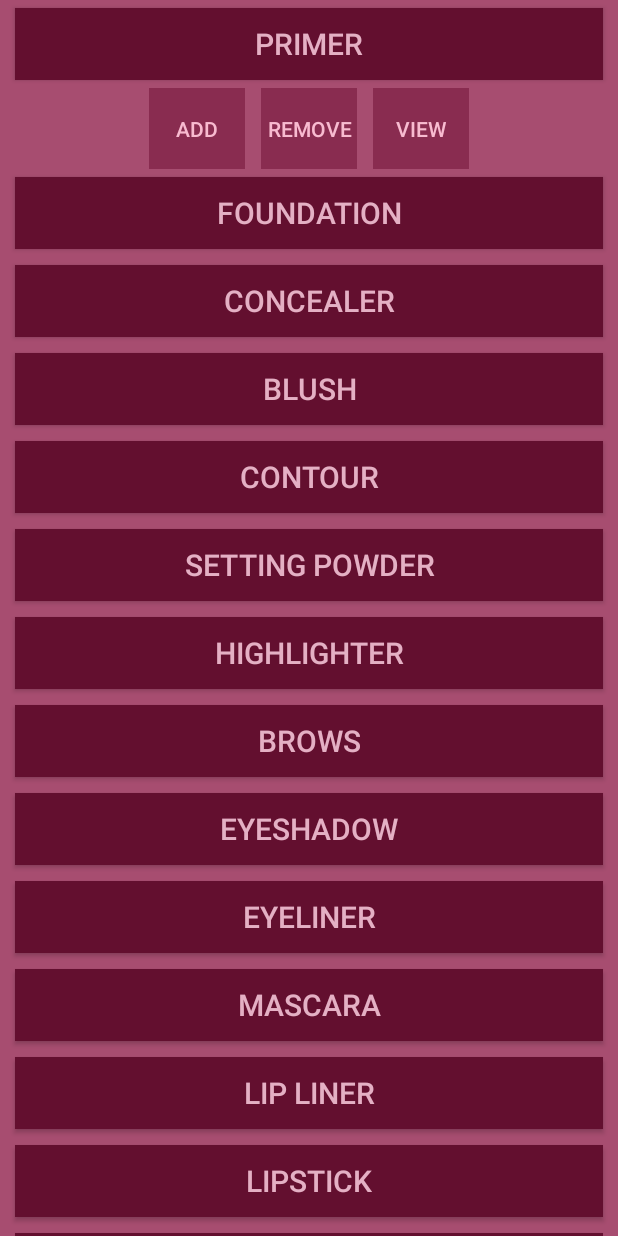
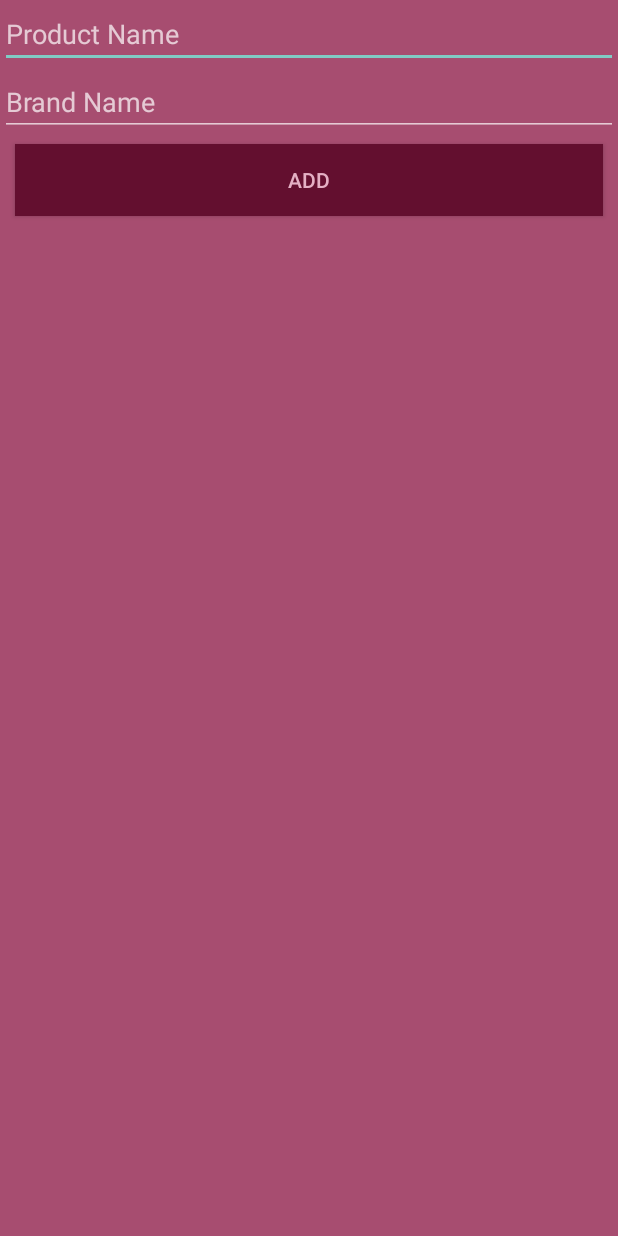
Before and after one commit to honeybunhero/Beauty, an Android app: the MakeUp screen opened directly, with no data from a screen before it, after a tap on "ADD", on a phone screen of 412 x 824 dp. Run offline under Robolectric (Android 15) with nearby library versions, the phone set to English and light mode, and no system bars; 1 other tap on this screen came first.

Commit message:
Created Database
Starting to work on the database

```diff
--- a/app/src/main/AndroidManifest.xml
+++ b/app/src/main/AndroidManifest.xml
@@ -9,6 +9,9 @@
         android:roundIcon="@mipmap/ic_launcher_round"
         android:supportsRtl="true"
         android:theme="@style/Theme.BeautyApplication">
+        <activity
+            android:name=".Add_Product"
+            android:exported="true" />
         <activity
             android:name=".SkinCare"
             android:exported="true" />
--- /dev/null
+++ b/app/src/main/java/app/beautyapplication/Add_Product.java
@@ -0,0 +1,83 @@
+package app.beautyapplication;
+
+import androidx.appcompat.app.AppCompatActivity;
+
+import android.content.Intent;
+import android.os.Bundle;
+import android.view.View;
+import android.widget.Button;
+import android.widget.EditText;
+import android.widget.LinearLayout;
+import android.widget.Toast;
+
+public class Add_Product extends AppCompatActivity {
+
+    String product_makeUp, product_skinCare, productType;
+    EditText et_product, et_brand;
+    Button btn_add;
+    LinearLayout ll_brands_added;
+
+    @Override
+    protected void onCreate(Bundle savedInstanceState) {
+        super.onCreate(savedInstanceState);
+        setContentView(R.layout.activity_add_product);
+
+        et_product = findViewById(R.id.et_product);
+        et_brand = findViewById(R.id.et_brand);
+        btn_add = findViewById(R.id.btn_add);
+        ll_brands_added = findViewById(R.id.ll_brands_added);
+
+        // Gets the extra parameters passed
+        Intent intent = getIntent();
+
+        try {
+            // pass the StringExtra to the variables
+            product_makeUp = intent.getStringExtra(MakeUp.MAKE_UP_PRODUCT_TYPE_TEXT);
+            product_skinCare = intent.getStringExtra(SkinCare.SKIN_CARE_PRODUCT_TYPE_TEXT);
+
+            if (product_skinCare != null) {
+                productType = product_skinCare;
+            }
+
+            if (product_makeUp != null) {
+                productType = product_makeUp;
+            }
+        } catch (Exception e) {
+            Toast.makeText(this, "Something went wrong", Toast.LENGTH_SHORT).show();
+        }
+
+        btn_add.setOnClickListener(new View.OnClickListener() {
+            @Override
+
+            public void onClick(View view) {
+
+                DataBaseHelper dataBaseHelper;
+                try {
+                    Toast.makeText(Add_Product.this, "This was a success!", Toast.LENGTH_SHORT).show();
+                    BrandButtons();
+                } catch (Exception e) {
+                    Toast.makeText(Add_Product.this, "Something went wrong!", Toast.LENGTH_SHORT).show();
+                }
+                dataBaseHelper = new DataBaseHelper(Add_Product.this);
+
+                boolean success = dataBaseHelper.AddOne(et_product.getText().toString(), et_brand.getText().toString(), productType);
+                Toast.makeText(Add_Product.this, "Success = " + success, Toast.LENGTH_SHORT).show();
+            }
+        });
+
+    }
+
+    void BrandButtons() {
+
+        // Create buttons and names them after the brands the user entered
+        final Button btn = new Button(this);
+        btn.setText(et_brand.getText().toString());
+        btn.setOnClickListener(new View.OnClickListener() {
+            @Override
+            public void onClick(View view) {
+                et_brand.setText(btn.getText().toString());
+            }
+        });
+        ll_brands_added.addView(btn);
+    }
+}
--- a/app/src/main/java/app/beautyapplication/MainActivity.java
+++ b/app/src/main/java/app/beautyapplication/MainActivity.java
@@ -18,8 +18,6 @@ public class MainActivity extends AppCompatActivity {
         setContentView(R.layout.activity_main);
         btn_MakeUp = findViewById(R.id.btn_MakeUp);
         btn_SkinCare = findViewById(R.id.btn_SkinCare);
-
-
     }
 
     public void OnSkinCareClick(View v) {
--- /dev/null
+++ b/app/src/main/res/layout/activity_add_product.xml
@@ -0,0 +1,55 @@
+<?xml version="1.0" encoding="utf-8"?>
+<LinearLayout xmlns:android="http://schemas.android.com/apk/res/android"
+    xmlns:app="http://schemas.android.com/apk/res-auto"
+    xmlns:tools="http://schemas.android.com/tools"
+    android:layout_width="match_parent"
+    android:layout_height="match_parent"
+    android:background="@color/background"
+    android:orientation="vertical"
+    tools:context=".Add_Product">
+
+    <EditText
+        android:id="@+id/et_product"
+        android:layout_width="match_parent"
+        android:layout_height="wrap_content"
+        android:hint="@string/product_name"
+        android:textColor="@color/text" />
+
+    <EditText
+        android:id="@+id/et_brand"
+        android:layout_width="match_parent"
+        android:layout_height="wrap_content"
+        android:hint="@string/brand_name"
+        android:textColor="@color/text" />
+
+    <Button
+        android:id="@+id/btn_add"
+        android:layout_width="match_parent"
+        android:layout_height="wrap_content"
+        android:layout_marginStart="10dp"
+        android:layout_marginTop="5dp"
+        android:layout_marginEnd="10dp"
+        android:layout_marginBottom="5dp"
+        android:layout_weight="0"
+        android:background="@color/buttons_1"
+        android:text="@string/addBtn"
+        android:textColor="@color/text" />
+
+    <ScrollView
+        android:layout_width="match_parent"
+        android:layout_height="match_parent"
+        android:layout_marginStart="5dp"
+        android:layout_marginLeft="10dp"
+        android:layout_marginEnd="5dp"
+        android:layout_marginRight="10dp"
+        android:layout_weight="0"
+        tools:ignore="SpeakableTextPresentCheck">
+
+        <LinearLayout
+            android:id="@+id/ll_brands_added"
+            android:layout_width="match_parent"
+            android:layout_height="wrap_content"
+            android:orientation="vertical" />
+    </ScrollView>
+
+</LinearLayout>
--- a/app/src/main/res/values/strings.xml
+++ b/app/src/main/res/values/strings.xml
@@ -25,7 +25,7 @@
     <string name="exfoliators">Exfoliators</string>
     <string name="nail_care">Nail Care</string>
     <string name="face_wipes">Face Wipes</string>
-    <string name="moisturizure">Moisturizure</string>
+    <string name="moisturizer">Moisturizer</string>
     <string name="lip_scrubs">Lip Scrubs</string>
     <string name="eye_under_care">Eye Under Care</string>
     <string name="oils">Oils</string>
@@ -37,4 +37,6 @@
     <string name="beauty_organizer">Beauty Organizer</string>
     <string name="make_up">Make Up</string>
     <string name="skin_care">Skin Care</string>
+    <string name="product_name">Product Name</string>
+    <string name="brand_name">Brand Name</string>
 </resources>
--- a/build.gradle
+++ b/build.gradle
@@ -5,7 +5,7 @@ buildscript {
         mavenCentral()
     }
     dependencies {
-        classpath "com.android.tools.build:gradle:7.0.1"
+        classpath 'com.android.tools.build:gradle:7.0.2'
 
         // NOTE: Do not place your application dependencies here; they belong
         // in the individual module build.gradle files
```
Also changed, not shown: app/src/main/java/app/beautyapplication/DataBaseHelper.java (added, +51 -0 lines), app/src/main/java/app/beautyapplication/MakeUp.java (+58 -18 lines), app/src/main/java/app/beautyapplication/Product.java (added, +55 -0 lines), app/src/main/java/app/beautyapplication/SkinCare.java (+289 -25 lines), app/src/main/res/layout/activity_skin_care.xml (+7 -7 lines).
